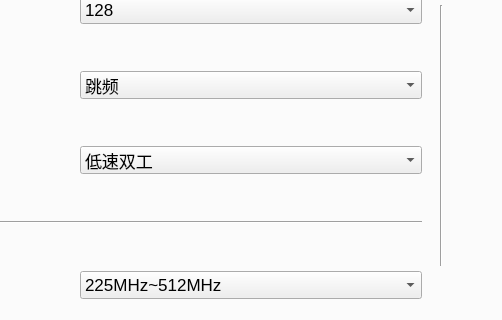
Before: the Qt Designer form UI/mainWindow.ui in 413180794/EPLRS_station, drawn with Qt 5; both pictures show x 281 to 783 and y 87 to 407 of the 1020 by 592 pixel window.
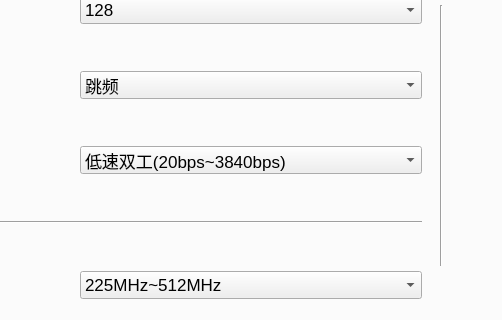
After: the same form once the commit is applied. The open tabs and pages were chosen to show the change. Icons and pictures are not drawn.

```diff
--- a/UI/mainWindow.ui
+++ b/UI/mainWindow.ui
@@ -886,7 +886,7 @@
           <widget class="QComboBox" name="work_pattern_combox">
            <item>
             <property name="text">
-             <string>低速双工</string>
+             <string>低速双工(20bps~3840bps)</string>
             </property>
            </item>
            <item>
```
Left out of the diff: 4 changed lines with no effect on the pictures.
